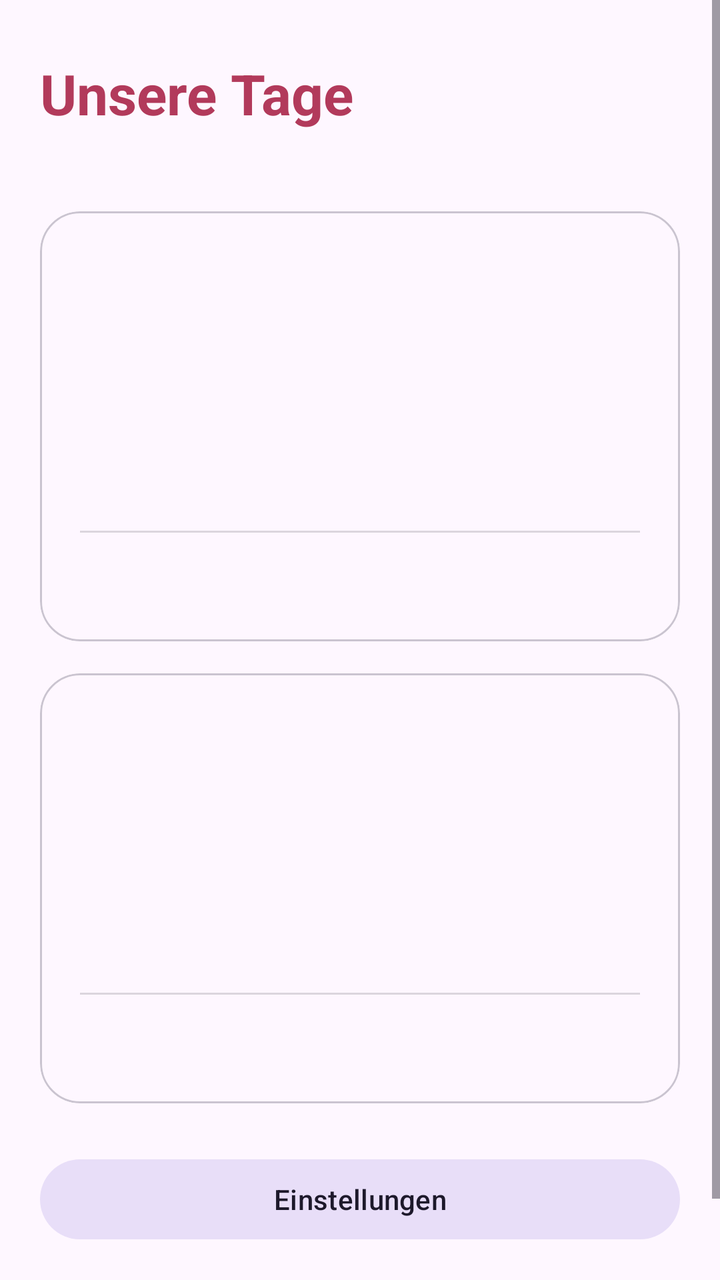
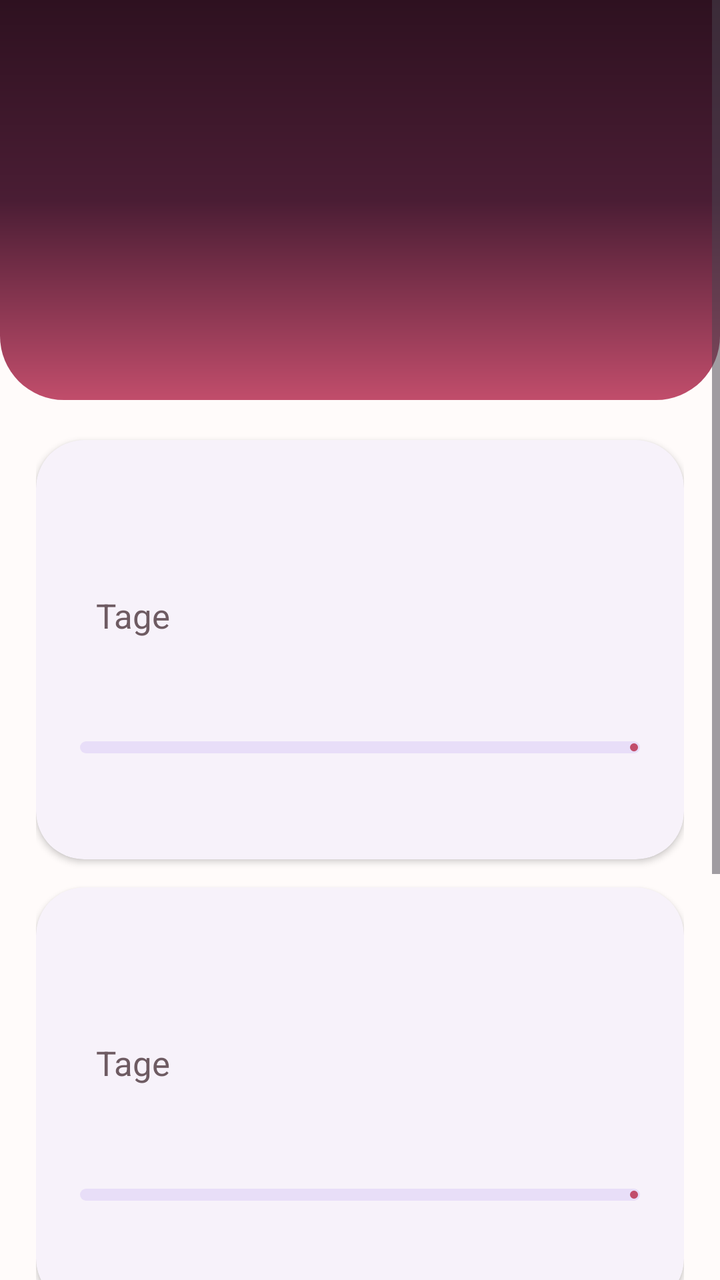

Two renders of the same Android screen: before a commit and after it. Below are the layout's source before the change and the commit's diff.
<!-- AndroidManifest.xml: application theme Theme.UnsereTage -->
<!-- res/layout/activity_main.xml -->
<?xml version="1.0" encoding="utf-8"?>
<ScrollView xmlns:android="http://schemas.android.com/apk/res/android"
    xmlns:app="http://schemas.android.com/apk/res-auto"
    android:layout_width="match_parent"
    android:layout_height="match_parent"
    android:fillViewport="true">

    <LinearLayout
        android:layout_width="match_parent"
        android:layout_height="wrap_content"
        android:orientation="vertical"
        android:paddingStart="20dp"
        android:paddingEnd="20dp"
        android:paddingTop="28dp"
        android:paddingBottom="28dp">

        <TextView
            android:id="@+id/tvNames"
            android:layout_width="match_parent"
            android:layout_height="wrap_content"
            android:textSize="28sp"
            android:textStyle="bold"
            android:textColor="?attr/colorPrimary"
            android:text="Unsere Tage" />

        <TextView
            android:id="@+id/tvSubtitle"
            android:layout_width="match_parent"
            android:layout_height="wrap_content"
            android:layout_marginTop="4dp"
            android:textSize="15sp"
            android:alpha="0.7" />

        <com.google.android.material.card.MaterialCardView
            android:id="@+id/cardSetup"
            android:layout_width="match_parent"
            android:layout_height="wrap_content"
            android:layout_marginTop="24dp"
            android:visibility="gone"
            app:cardCornerRadius="20dp"
            app:cardElevation="0dp"
            app:strokeWidth="1dp">

            <LinearLayout
                android:layout_width="match_parent"
                android:layout_height="wrap_content"
                android:orientation="vertical"
                android:padding="20dp">

                <TextView
                    android:layout_width="match_parent"
                    android:layout_height="wrap_content"
                    android:textSize="17sp"
                    android:textStyle="bold"
                    android:text="Willkommen" />

                <TextView
                    android:layout_width="match_parent"
                    android:layout_height="wrap_content"
                    android:layout_marginTop="8dp"
                    android:lineSpacingExtra="3dp"
                    android:text="Trage eure Namen, euren Kennenlerntag und euren Hochzeitstag ein. Danach zählt die App für euch mit." />

                <com.google.android.material.button.MaterialButton
                    android:id="@+id/btnSetup"
                    android:layout_width="wrap_content"
                    android:layout_height="wrap_content"
                    android:layout_marginTop="16dp"
                    android:text="Jetzt einrichten" />
            </LinearLayout>
        </com.google.android.material.card.MaterialCardView>

        <include
            android:id="@+id/cardMeet"
            layout="@layout/item_counter_card" />

        <include
            android:id="@+id/cardWedding"
            layout="@layout/item_counter_card" />

        <com.google.android.material.card.MaterialCardView
            android:id="@+id/cardMilestone"
            android:layout_width="match_parent"
            android:layout_height="wrap_content"
            android:layout_marginTop="16dp"
            android:visibility="gone"
            app:cardCornerRadius="20dp"
            app:cardElevation="0dp"
            app:strokeWidth="1dp">

            <LinearLayout
                android:layout_width="match_parent"
                android:layout_height="wrap_content"
                android:orientation="vertical"
                android:padding="20dp">

                <TextView
                    android:layout_width="match_parent"
                    android:layout_height="wrap_content"
                    android:letterSpacing="0.08"
                    android:textAllCaps="true"
                    android:textSize="12sp"
                    android:alpha="0.65"
                    android:text="Nächster Meilenstein" />

                <TextView
                    android:id="@+id/tvMilestone"
                    android:layout_width="match_parent"
                    android:layout_height="wrap_content"
                    android:layout_marginTop="8dp"
                    android:textSize="16sp"
                    android:lineSpacingExtra="3dp" />
            </LinearLayout>
        </com.google.android.material.card.MaterialCardView>

        <com.google.android.material.button.MaterialButton
            android:id="@+id/btnSettings"
            style="@style/Widget.Material3.Button.TonalButton"
            android:layout_width="match_parent"
            android:layout_height="wrap_content"
            android:layout_marginTop="24dp"
            android:text="Einstellungen" />

        <TextView
            android:id="@+id/tvNotifyInfo"
            android:layout_width="match_parent"
            android:layout_height="wrap_content"
            android:layout_marginTop="14dp"
            android:textSize="13sp"
            android:alpha="0.6"
            android:gravity="center" />

    </LinearLayout>
</ScrollView>
<!-- res/layout/item_counter_card.xml (included above) -->
<?xml version="1.0" encoding="utf-8"?>
<com.google.android.material.card.MaterialCardView
    xmlns:android="http://schemas.android.com/apk/res/android"
    xmlns:app="http://schemas.android.com/apk/res-auto"
    android:layout_width="match_parent"
    android:layout_height="wrap_content"
    android:layout_marginTop="16dp"
    app:cardCornerRadius="20dp"
    app:cardElevation="0dp"
    app:strokeWidth="1dp">

    <LinearLayout
        android:layout_width="match_parent"
        android:layout_height="wrap_content"
        android:orientation="vertical"
        android:padding="20dp">

        <TextView
            android:id="@+id/tvCardLabel"
            android:layout_width="match_parent"
            android:layout_height="wrap_content"
            android:letterSpacing="0.08"
            android:textAllCaps="true"
            android:textSize="12sp"
            android:alpha="0.65" />

        <TextView
            android:id="@+id/tvCardDate"
            android:layout_width="match_parent"
            android:layout_height="wrap_content"
            android:layout_marginTop="2dp"
            android:textSize="14sp"
            android:alpha="0.75" />

        <TextView
            android:id="@+id/tvCardBig"
            android:layout_width="match_parent"
            android:layout_height="wrap_content"
            android:layout_marginTop="12dp"
            android:textSize="38sp"
            android:textStyle="bold"
            android:textColor="?attr/colorPrimary" />

        <TextView
            android:id="@+id/tvCardPeriod"
            android:layout_width="match_parent"
            android:layout_height="wrap_content"
            android:layout_marginTop="2dp"
            android:textSize="16sp" />

        <View
            android:layout_width="match_parent"
            android:layout_height="1dp"
            android:layout_marginTop="16dp"
            android:alpha="0.15"
            android:background="?attr/colorOnSurface" />

        <TextView
            android:id="@+id/tvCardNext"
            android:layout_width="match_parent"
            android:layout_height="wrap_content"
            android:layout_marginTop="14dp"
            android:textSize="15sp"
            android:lineSpacingExtra="3dp" />

    </LinearLayout>
</com.google.android.material.card.MaterialCardView>
<!-- resources referenced by this layout -->
<resources>
  <style name="Theme.UnsereTage" parent="Theme.Material3.DayNight.NoActionBar">
          <item name="colorPrimary">@color/rose</item>
          <item name="colorSecondary">@color/gold</item>
      </style>
  <color name="rose">#FFB23A5B</color>
  <color name="gold">#FFC08A3E</color>
</resources>

<!-- the commit's change to res/layout/activity_main.xml (unified diff, before → after) -->
@@ -1,202 +1,353 @@
 <?xml version="1.0" encoding="utf-8"?>
-<ScrollView xmlns:android="http://schemas.android.com/apk/res/android"
+<FrameLayout xmlns:android="http://schemas.android.com/apk/res/android"
     xmlns:app="http://schemas.android.com/apk/res-auto"
     android:layout_width="match_parent"
-    android:layout_height="match_parent"
-    android:fillViewport="true">
-
-    <LinearLayout
+    android:layout_height="match_parent">
+
+    <ImageView
+        android:id="@+id/ivBackgroundPhoto"
         android:layout_width="match_parent"
-        android:layout_height="wrap_content"
-        android:orientation="vertical"
-        android:paddingStart="20dp"
-        android:paddingEnd="20dp"
-        android:paddingTop="28dp"
-        android:paddingBottom="28dp">
-
-        <TextView
-            android:id="@+id/tvNames"
-            android:layout_width="match_parent"
-            android:layout_height="wrap_content"
-            android:textSize="28sp"
-            android:textStyle="bold"
-            android:textColor="?attr/colorPrimary"
-            android:text="Unsere Tage" />
-
-        <TextView
-            android:id="@+id/tvSubtitle"
-            android:layout_width="match_parent"
-            android:layout_height="wrap_content"
-            android:layout_marginTop="4dp"
-            android:textSize="15sp"
-            android:alpha="0.7" />
-
-        <com.google.android.material.card.MaterialCardView
-            android:id="@+id/cardSetup"
-            android:layout_width="match_parent"
-            android:layout_height="wrap_content"
-            android:layout_marginTop="24dp"
-            android:visibility="gone"
-            app:cardCornerRadius="20dp"
-            app:cardElevation="0dp"
-            app:strokeWidth="1dp">
+        android:layout_height="match_parent"
+        android:scaleType="centerCrop"
+        android:visibility="gone"
+        android:contentDescription="Hintergrundfoto" />
+
+    <View
+        android:id="@+id/vBackgroundScrim"
+        android:layout_width="match_parent"
+        android:layout_height="match_parent"
+        android:background="@drawable/bg_photo_scrim"
+        android:visibility="gone" />
+
+    <ScrollView
+        android:layout_width="match_parent"
+        android:layout_height="match_parent"
+        android:clipToPadding="false"
+        android:fillViewport="true">
+
+        <LinearLayout
+            android:layout_width="match_parent"
+            android:layout_height="wrap_content"
+            android:orientation="vertical">
+
+            <FrameLayout
+                android:id="@+id/headerBox"
+                android:layout_width="match_parent"
+                android:layout_height="wrap_content"
+                android:background="@drawable/bg_header"
+                android:minHeight="200dp">
+
+                <ImageView
+                    android:id="@+id/ivBanner"
+                    android:layout_width="match_parent"
+                    android:layout_height="match_parent"
+                    android:scaleType="centerCrop"
+                    android:visibility="gone"
+                    android:contentDescription="Euer Foto" />
+
+                <View
+                    android:id="@+id/vBannerScrim"
+                    android:layout_width="match_parent"
+                    android:layout_height="match_parent"
+                    android:background="@drawable/bg_banner_scrim"
+                    android:visibility="gone" />
+
+                <LinearLayout
+                    android:layout_width="match_parent"
+                    android:layout_height="wrap_content"
+                    android:layout_gravity="bottom"
+                    android:orientation="vertical"
+                    android:paddingStart="24dp"
+                    android:paddingEnd="24dp"
+                    android:paddingTop="56dp"
+                    android:paddingBottom="26dp">
+
+                    <com.google.android.material.imageview.ShapeableImageView
+                        android:id="@+id/ivAvatar"
+                        android:layout_width="78dp"
+                        android:layout_height="78dp"
+                        android:layout_marginBottom="14dp"
+                        android:scaleType="centerCrop"
+                        android:visibility="gone"
+                        app:shapeAppearanceOverlay="@style/CircleImage"
+                        app:strokeColor="#66FFFFFF"
+                        app:strokeWidth="2dp"
+                        android:contentDescription="Euer Foto" />
+
+                    <TextView
+                        android:id="@+id/tvNames"
+                        android:layout_width="match_parent"
+                        android:layout_height="wrap_content"
+                        android:textSize="30sp"
+                        android:fontFamily="sans-serif-medium"
+                        android:letterSpacing="-0.01"
+                        android:shadowColor="#80000000"
+                        android:shadowRadius="8"
+                        android:textColor="#FFFFFFFF" />
+
+                    <TextView
+                        android:id="@+id/tvSubtitle"
+                        android:layout_width="match_parent"
+                        android:layout_height="wrap_content"
+                        android:layout_marginTop="4dp"
+                        android:textSize="14sp"
+                        android:shadowColor="#80000000"
+                        android:shadowRadius="8"
+                        android:textColor="#CCFFFFFF" />
+                </LinearLayout>
+            </FrameLayout>
 
             <LinearLayout
                 android:layout_width="match_parent"
                 android:layout_height="wrap_content"
                 android:orientation="vertical"
-                android:padding="20dp">
+                android:paddingStart="18dp"
+                android:paddingEnd="18dp"
+                android:paddingTop="6dp"
+                android:paddingBottom="30dp">
+
+                <com.google.android.material.card.MaterialCardView
+                    android:id="@+id/cardSetup"
+                    style="@style/SoftCard"
+                    android:layout_width="match_parent"
+                    android:layout_height="wrap_content"
+                    android:visibility="gone">
+
+                    <LinearLayout
+                        android:layout_width="match_parent"
+                        android:layout_height="wrap_content"
+                        android:orientation="vertical"
+                        android:padding="22dp">
+
+                        <TextView
+                            style="@style/Eyebrow"
+                            android:layout_width="match_parent"
+                            android:layout_height="wrap_content"
+                            android:text="Willkommen" />
+
+                        <TextView
+                            android:layout_width="match_parent"
+                            android:layout_height="wrap_content"
+                            android:layout_marginTop="10dp"
+                            android:textSize="16sp"
+                            android:lineSpacingExtra="4dp"
+                            android:text="Tragt eure Namen ein, wählt euren Kennenlerntag und euren Hochzeitstag — und gern ein Foto von euch beiden." />
+
+                        <com.google.android.material.button.MaterialButton
+                            android:id="@+id/btnSetup"
+                            android:layout_width="wrap_content"
+                            android:layout_height="wrap_content"
+                            android:layout_marginTop="18dp"
+                            android:text="Jetzt einrichten" />
+                    </LinearLayout>
+                </com.google.android.material.card.MaterialCardView>
+
+                <include
+                    android:id="@+id/cardMeet"
+                    layout="@layout/item_counter_card" />
+
+                <include
+                    android:id="@+id/cardWedding"
+                    layout="@layout/item_counter_card" />
+
+                <com.google.android.material.card.MaterialCardView
+                    android:id="@+id/cardMilestone"
+                    style="@style/SoftCard"
+                    android:layout_width="match_parent"
+                    android:layout_height="wrap_content"
+                    android:visibility="gone"
+                    app:cardBackgroundColor="?attr/colorSurfaceVariant">
+
+                    <LinearLayout
+                        android:layout_width="match_parent"
+                        android:layout_height="wrap_content"
+                        android:orientation="vertical"
+                        android:padding="22dp">
+
+                        <TextView
+                            style="@style/Eyebrow"
+                            android:layout_width="match_parent"
+                            android:layout_height="wrap_content"
+                            android:text="Nächster Meilenstein" />
+
+                        <TextView
+                            android:id="@+id/tvMilestone"
+                            android:layout_width="match_parent"
+                            android:layout_height="wrap_content"
+                            android:layout_marginTop="10dp"
+                            android:textSize="16sp"
+                            android:lineSpacingExtra="4dp" />
+                    </LinearLayout>
+                </com.google.android.material.card.MaterialCardView>
+
+                <com.google.android.material.card.MaterialCardView
+                    android:id="@+id/cardUpdate"
+                    style="@style/SoftCard"
+                    android:layout_width="match_parent"
+                    android:layout_height="wrap_content">
+
+                    <LinearLayout
+                        android:layout_width="match_parent"
+                        android:layout_height="wrap_content"
+                        android:orientation="vertical"
+                        android:padding="22dp">
+
+                        <TextView
+                            style="@style/Eyebrow"
+                            android:layout_width="match_parent"
+                            android:layout_height="wrap_content"
+                            android:text="App-Version" />
+
+                        <TextView
+                            android:id="@+id/tvVersion"
+                            android:layout_width="match_parent"
+                            android:layout_height="wrap_content"
+                            android:layout_marginTop="8dp"
+                            android:textSize="16sp" />
+
+                        <TextView
+                            android:id="@+id/tvUpdateStatus"
+                            android:layout_width="match_parent"
+                            android:layout_height="wrap_content"
+                            android:layout_marginTop="6dp"
+                            android:textSize="14sp"
+                            android:lineSpacingExtra="3dp"
+                            android:textColor="?attr/colorOnSurfaceVariant"
+                            android:visibility="gone" />
+
+                        <com.google.android.material.progressindicator.LinearProgressIndicator
+                            android:id="@+id/progressUpdate"
+                            android:layout_width="match_parent"
+                            android:layout_height="wrap_content"
+                            android:layout_marginTop="14dp"
+                            android:visibility="gone"
+                            app:trackCornerRadius="4dp"
+                            app:trackThickness="6dp" />
+
+                        <com.google.android.material.button.MaterialButton
+                            android:id="@+id/btnCheckUpdate"
+                            style="@style/Widget.Material3.Button.TonalButton"
+                            android:layout_width="match_parent"
+                            android:layout_height="wrap_content"
+                            android:layout_marginTop="16dp"
+                            app:icon="@drawable/ic_update"
+                            android:text="Nach Updates suchen" />
+
+                        <com.google.android.material.button.MaterialButton
+                            android:id="@+id/btnInstallUpdate"
+                            android:layout_width="match_parent"
+                            android:layout_height="wrap_content"
+                            android:layout_marginTop="10dp"
+                            android:visibility="gone"
+                            android:text="Installieren" />
+                    </LinearLayout>
+                </com.google.android.material.card.MaterialCardView>
+
+                <com.google.android.material.button.MaterialButton
+                    android:id="@+id/btnSettings"
+                    style="@style/Widget.Material3.Button.TextButton"
+                    android:layout_width="match_parent"
+                    android:layout_height="wrap_content"
+                    android:layout_marginTop="16dp"
+                    android:text="Einstellungen" />
 
                 <TextView
-                    android:layout_width="match_parent"
-                    android:layout_height="wrap_content"
-                    android:textSize="17sp"
-                    android:textStyle="bold"
-                    android:text="Willkommen" />
-
-                <TextView
-                    android:layout_width="match_parent"
-                    android:layout_height="wrap_content"
-                    android:layout_marginTop="8dp"
-                    android:lineSpacingExtra="3dp"
-                    android:text="Trage eure Namen, euren Kennenlerntag und euren Hochzeitstag ein. Danach zählt die App für euch mit." />
-
-                <com.google.android.material.button.MaterialButton
-                    android:id="@+id/btnSetup"
-                    android:layout_width="wrap_content"
-                    android:layout_height="wrap_content"
-                    android:layout_marginTop="16dp"
-                    android:text="Jetzt einrichten" />
+                    android:id="@+id/tvNotifyInfo"
+                    android:layout_width="match_parent"
+                    android:layout_height="wrap_content"
+                    android:layout_marginTop="6dp"
+                    android:textSize="13sp"
+                    android:gravity="center"
+                    android:textColor="?attr/colorOnSurfaceVariant" />
+
             </LinearLayout>
-        </com.google.android.material.card.MaterialCardView>
-
-        <include
-            android:id="@+id/cardMeet"
-            layout="@layout/item_counter_card" />
-
-        <include
-            android:id="@+id/cardWedding"
-            layout="@layout/item_counter_card" />
-
-        <com.google.android.material.card.MaterialCardView
-            android:id="@+id/cardMilestone"
-            android:layout_width="match_parent"
-            android:layout_height="wrap_content"
-            android:layout_marginTop="16dp"
-            android:visibility="gone"
-            app:cardCornerRadius="20dp"
-            app:cardElevation="0dp"
-            app:strokeWidth="1dp">
-
-            <LinearLayout
-                android:layout_width="match_parent"
-                android:layout_height="wrap_content"
-                android:orientation="vertical"
-                android:padding="20dp">
-
-                <TextView
-                    android:layout_width="match_parent"
-                    android:layout_height="wrap_content"
-                    android:letterSpacing="0.08"
-                    android:textAllCaps="true"
-                    android:textSize="12sp"
-                    android:alpha="0.65"
-                    android:text="Nächster Meilenstein" />
-
-                <TextView
-                    android:id="@+id/tvMilestone"
-                    android:layout_width="match_parent"
-                    android:layout_height="wrap_content"
-                    android:layout_marginTop="8dp"
-                    android:textSize="16sp"
-                    android:lineSpacingExtra="3dp" />
-            </LinearLayout>
-        </com.google.android.material.card.MaterialCardView>
-
-        <com.google.android.material.button.MaterialButton
-            android:id="@+id/btnSettings"
-            style="@style/Widget.Material3.Button.TonalButton"
-            android:layout_width="match_parent"
-            android:layout_height="wrap_content"
-            android:layout_marginTop="24dp"
-            android:text="Einstellungen" />
-
-        <TextView
-            android:id="@+id/tvNotifyInfo"
-            android:layout_width="match_parent"
-            android:layout_height="wrap_content"
-            android:layout_marginTop="14dp"
-            android:textSize="13sp"
-            android:alpha="0.6"
-            android:gravity="center" />
-
-    </LinearLayout>
-</ScrollView>
+        </LinearLayout>
+    </ScrollView>
+</FrameLayout>
 <!-- res/layout/item_counter_card.xml (included above) -->
 <?xml version="1.0" encoding="utf-8"?>
 <com.google.android.material.card.MaterialCardView
     xmlns:android="http://schemas.android.com/apk/res/android"
     xmlns:app="http://schemas.android.com/apk/res-auto"
+    style="@style/SoftCard"
     android:layout_width="match_parent"
-    android:layout_height="wrap_content"
-    android:layout_marginTop="16dp"
-    app:cardCornerRadius="20dp"
-    app:cardElevation="0dp"
-    app:strokeWidth="1dp">
+    android:layout_height="wrap_content">
 
     <LinearLayout
         android:layout_width="match_parent"
         android:layout_height="wrap_content"
         android:orientation="vertical"
-        android:padding="20dp">
-
-        <TextView
-            android:id="@+id/tvCardLabel"
-            android:layout_width="match_parent"
-            android:layout_height="wrap_content"
-            android:letterSpacing="0.08"
-            android:textAllCaps="true"
-            android:textSize="12sp"
-            android:alpha="0.65" />
-
-        <TextView
-            android:id="@+id/tvCardDate"
-            android:layout_width="match_parent"
-            android:layout_height="wrap_content"
-            android:layout_marginTop="2dp"
-            android:textSize="14sp"
-            android:alpha="0.75" />
-
-        <TextView
-            android:id="@+id/tvCardBig"
-            android:layout_width="match_parent"
-            android:layout_height="wrap_content"
-            android:layout_marginTop="12dp"
-            android:textSize="38sp"
-            android:textStyle="bold"
-            android:textColor="?attr/colorPrimary" />
+        android:padding="22dp">
+
+        <LinearLayout
+            android:layout_width="match_parent"
+            android:layout_height="wrap_content"
+            android:orientation="horizontal"
+            android:baselineAligned="false"
+            android:gravity="center_vertical">
+
+            <TextView
+                android:id="@+id/tvCardLabel"
+                style="@style/Eyebrow"
+                android:layout_width="0dp"
+                android:layout_height="wrap_content"
+                android:layout_weight="1" />
+
+            <TextView
+                android:id="@+id/tvCardDate"
+                android:layout_width="wrap_content"
+                android:layout_height="wrap_content"
+                android:textSize="13sp"
+                android:textColor="?attr/colorOnSurfaceVariant" />
+        </LinearLayout>
+
+        <LinearLayout
+            android:layout_width="match_parent"
+            android:layout_height="wrap_content"
+            android:layout_marginTop="14dp"
+            android:orientation="horizontal"
+            android:baselineAligned="true">
+
+            <TextView
+                android:id="@+id/tvCardBig"
+                style="@style/BigNumber"
+                android:layout_width="wrap_content"
+                android:layout_height="wrap_content"
+                android:textColor="?attr/colorPrimary" />
+
+            <TextView
+                android:id="@+id/tvCardUnit"
+                android:layout_width="wrap_content"
+                android:layout_height="wrap_content"
+                android:layout_marginStart="8dp"
+                android:textSize="17sp"
+                android:textColor="?attr/colorOnSurfaceVariant"
+                android:text="Tage" />
+        </LinearLayout>
 
         <TextView
             android:id="@+id/tvCardPeriod"
             android:layout_width="match_parent"
             android:layout_height="wrap_content"
-            android:layout_marginTop="2dp"
+            android:layout_marginTop="4dp"
             android:textSize="16sp" />
 
-        <View
-            android:layout_width="match_parent"
-            android:layout_height="1dp"
-            android:layout_marginTop="16dp"
-            android:alpha="0.15"
-            android:background="?attr/colorOnSurface" />
+        <com.google.android.material.progressindicator.LinearProgressIndicator
+            android:id="@+id/progressYear"
+            android:layout_width="match_parent"
+            android:layout_height="wrap_content"
+            android:layout_marginTop="20dp"
+            app:trackCornerRadius="4dp"
+            app:trackThickness="6dp" />
 
         <TextView
             android:id="@+id/tvCardNext"
             android:layout_width="match_parent"
             android:layout_height="wrap_content"
-            android:layout_marginTop="14dp"
-            android:textSize="15sp"
-            android:lineSpacingExtra="3dp" />
+            android:layout_marginTop="12dp"
+            android:textSize="14sp"
+            android:lineSpacingExtra="3dp"
+            android:textColor="?attr/colorOnSurfaceVariant" />
 
     </LinearLayout>
 </com.google.android.material.card.MaterialCardView>
<!-- resource entries referenced after the edit -->
@@ -1,10 +1,99 @@
 <!-- resources referenced by this layout -->
 <resources>
+  <!-- drawable bg_banner_scrim (drawable) -->
+  <?xml version="1.0" encoding="utf-8"?>
+  <shape xmlns:android="http://schemas.android.com/apk/res/android"
+      android:shape="rectangle">
+      <gradient
+          android:type="linear"
+          android:angle="270"
+          android:startColor="#00000000"
+          android:centerColor="#40000000"
+          android:endColor="#A6000000" />
+  </shape>
+  <!-- drawable bg_header (drawable) -->
+  <?xml version="1.0" encoding="utf-8"?>
+  <shape xmlns:android="http://schemas.android.com/apk/res/android"
+      android:shape="rectangle">
+      <gradient
+          android:type="linear"
+          android:angle="300"
+          android:startColor="@color/plum_deep"
+          android:centerColor="@color/plum"
+          android:endColor="@color/rose" />
+      <corners
+          android:bottomLeftRadius="32dp"
+          android:bottomRightRadius="32dp" />
+  </shape>
+  <!-- drawable bg_photo_scrim (drawable) -->
+  <?xml version="1.0" encoding="utf-8"?>
+  <shape xmlns:android="http://schemas.android.com/apk/res/android"
+      android:shape="rectangle">
+      <gradient
+          android:type="linear"
+          android:angle="270"
+          android:startColor="@color/scrim_top"
+          android:endColor="@color/scrim_bottom" />
+  </shape>
+  <!-- drawable ic_update (drawable) -->
+  <?xml version="1.0" encoding="utf-8"?>
+  <vector xmlns:android="http://schemas.android.com/apk/res/android"
+      android:width="24dp"
+      android:height="24dp"
+      android:viewportWidth="24"
+      android:viewportHeight="24"
+      android:tint="?attr/colorPrimary">
+      <path
+          android:fillColor="#FF000000"
+          android:pathData="M12,4V1L8,5l4,4V6c3.31,0 6,2.69 6,6c0,1.01 -0.25,1.97 -0.7,2.8l1.46,1.46C19.54,15.03 20,13.57 20,12C20,7.58 16.42,4 12,4zM12,18c-3.31,0 -6,-2.69 -6,-6c0,-1.01 0.25,-1.97 0.7,-2.8L5.24,7.74C4.46,8.97 4,10.43 4,12c0,4.42 3.58,8 8,8v3l4,-4l-4,-4V18z" />
+  </vector>
+  <style name="BigNumber">
+          <item name="android:textSize">44sp</item>
+          <item name="android:fontFamily">sans-serif-medium</item>
+          <item name="android:letterSpacing">-0.02</item>
+          <item name="android:includeFontPadding">false</item>
+      </style>
+  <style name="CircleImage">
+          <item name="cornerFamily">rounded</item>
+          <item name="cornerSize">50%</item>
+      </style>
+  <style name="Eyebrow">
+          <item name="android:textSize">11sp</item>
+          <item name="android:textAllCaps">true</item>
+          <item name="android:letterSpacing">0.14</item>
+          <item name="android:fontFamily">sans-serif-medium</item>
+          <item name="android:textColor">?attr/colorOnSurfaceVariant</item>
+      </style>
+  <style name="SoftCard" parent="Widget.Material3.CardView.Elevated">
+          <item name="cardCornerRadius">24dp</item>
+          <item name="cardElevation">2dp</item>
+          <item name="android:layout_marginTop">14dp</item>
+      </style>
   <style name="Theme.UnsereTage" parent="Theme.Material3.DayNight.NoActionBar">
           <item name="colorPrimary">@color/rose</item>
+          <item name="colorOnPrimary">#FFFFFFFF</item>
           <item name="colorSecondary">@color/gold</item>
+          <item name="colorOnSecondary">#FF2A1F23</item>
+          <item name="android:colorBackground">@color/bg</item>
+          <item name="colorSurface">@color/surface</item>
+          <item name="colorSurfaceVariant">@color/surface_soft</item>
+          <item name="colorOnSurface">@color/ink</item>
+          <item name="colorOnSurfaceVariant">@color/ink_soft</item>
+          <item name="colorOutline">@color/outline</item>
+          <item name="android:statusBarColor">@android:color/transparent</item>
+          <item name="android:windowTranslucentStatus">true</item>
       </style>
-  <color name="rose">#FFB23A5B</color>
-  <color name="gold">#FFC08A3E</color>
+  <color name="plum_deep">#FF2E1120</color>
+  <color name="plum">#FF4A1D34</color>
+  <color name="rose">#FFC14D6B</color>
+  <color name="scrim_top">#00000000</color>
+  <color name="scrim_bottom">#E6FFFBFA</color>
+  <color name="gold">#FFD8A657</color>
+  <color name="bg">#FFFFFBFA</color>
+  <color name="surface">#FFFFFFFF</color>
+  <color name="surface_soft">#FFF8EFF2</color>
+  <color name="ink">#FF2A1F23</color>
+  <color name="ink_soft">#FF6E5B62</color>
+  <color name="outline">#FFE6D5DA</color>
 </resources>
 
